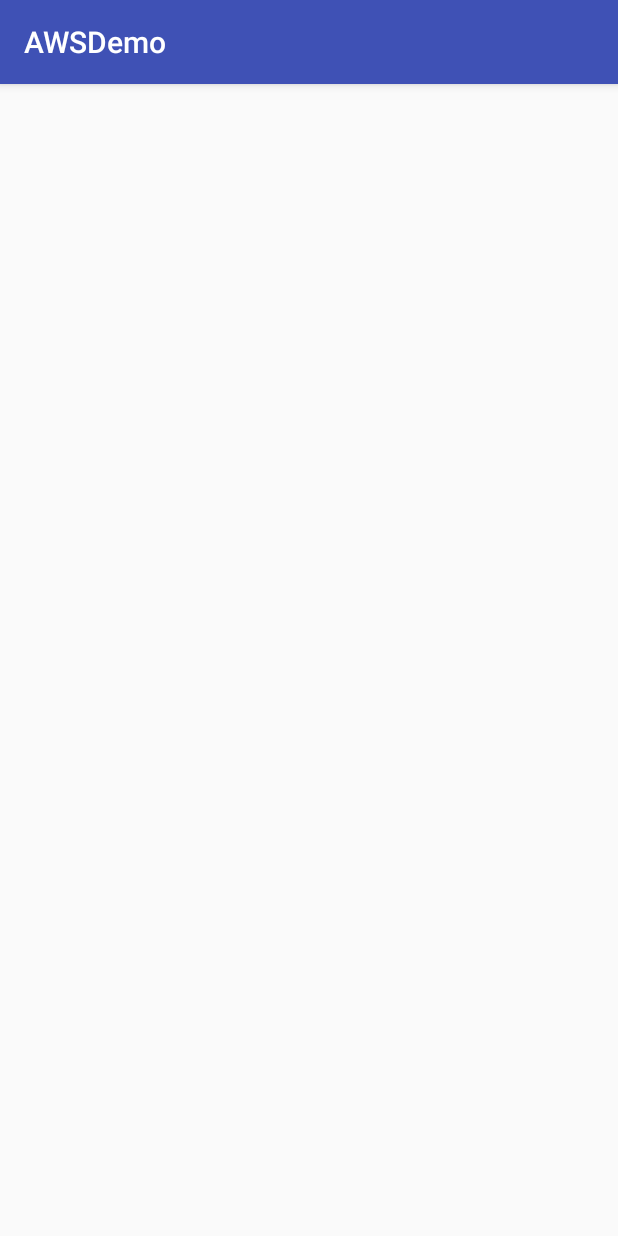
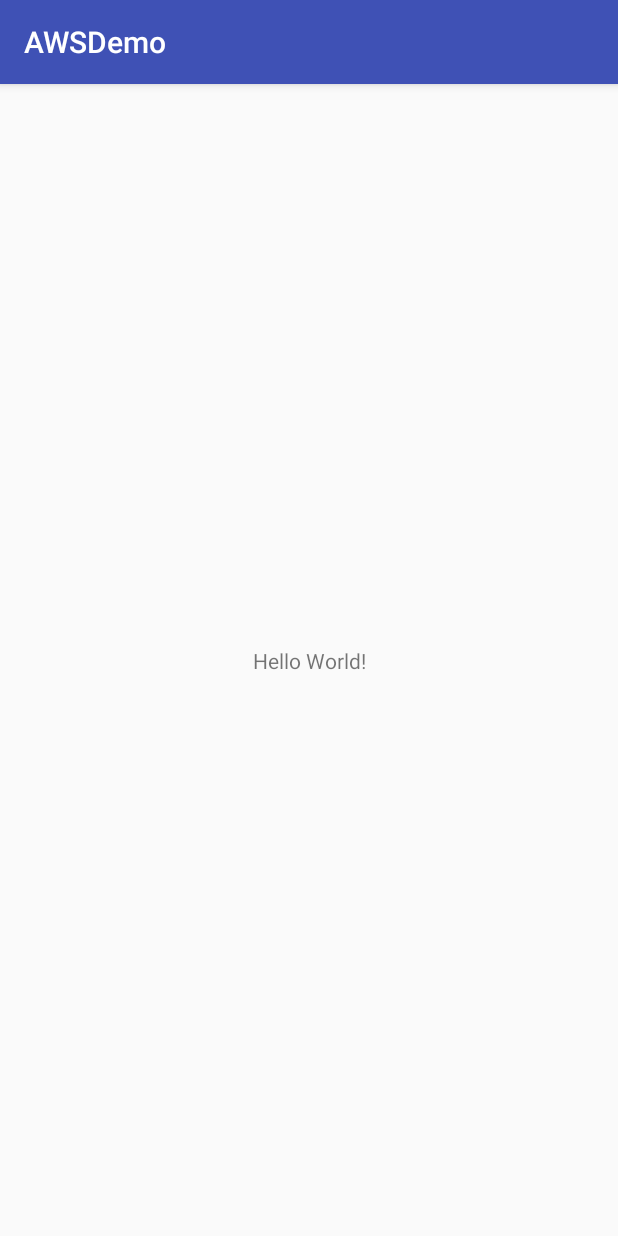
Before and after one commit to tarolechaitanya/AWSDemo, an Android app: the NextActivity screen opened directly, with no data from a screen before it, on a phone screen of 412 x 824 dp. Run offline under Robolectric (Android 15) with nearby library versions, the phone set to English and light mode, and no system bars; libraries missing offline, so code that uses them is left out: com.amazonaws.mobile, com.amazonaws.mobileconnectors, com.google.android.gms; 2 statements that could not run were skipped.

Commit message:
Made changes to implement authentication process using amazon built in classes. Also added push notification code using amazon pns

```diff
--- a/app/build.gradle
+++ b/app/build.gradle
@@ -41,4 +41,7 @@ dependencies {
     implementation 'com.android.support:appcompat-v7:24.+'
     implementation('com.amazonaws:aws-android-sdk-auth-ui:2.6.+@aar') { transitive = true }
 
+
+    implementation 'com.google.android.gms:play-services-iid:11.6.0'
+    implementation 'com.google.android.gms:play-services-gcm:11.6.0'
 }
--- a/app/src/main/java/com/iss247/awsdemo/NextActivity.java
+++ b/app/src/main/java/com/iss247/awsdemo/NextActivity.java
@@ -1,16 +1,99 @@
 package com.iss247.awsdemo;
 
+import android.content.BroadcastReceiver;
+import android.content.Context;
+import android.content.Intent;
+import android.content.IntentFilter;
 import android.os.Bundle;
 import android.support.annotation.Nullable;
+import android.support.v4.content.LocalBroadcastManager;
+import android.support.v7.app.AlertDialog;
 import android.support.v7.app.AppCompatActivity;
+import android.util.Log;
+
+import com.amazonaws.mobile.client.AWSMobileClient;
+import com.amazonaws.mobileconnectors.pinpoint.PinpointConfiguration;
+import com.amazonaws.mobileconnectors.pinpoint.PinpointManager;
+import com.google.android.gms.gcm.GoogleCloudMessaging;
+import com.google.android.gms.iid.InstanceID;
+import com.iss247.awsdemo.services.PushListenerService;
 
 /**
  * Created by chaitanya-iss247 on 11/4/18.
  */
 
 public class NextActivity extends AppCompatActivity {
+
+    public static PinpointManager pinpointManager;
+
     @Override
     protected void onCreate(@Nullable Bundle savedInstanceState) {
         super.onCreate(savedInstanceState);
+        setContentView(R.layout.activity_next);
+
+        if (pinpointManager == null) {
+            PinpointConfiguration pinpointConfiguration = new PinpointConfiguration(getApplicationContext(),
+                    AWSMobileClient.getInstance().getCredentialsProvider(),
+                    AWSMobileClient.getInstance().getConfiguration());
+
+            pinpointManager = new PinpointManager(pinpointConfiguration);
+
+            new Thread(new Runnable() {
+                @Override
+                public void run() {
+                    try {
+                        String deviceToken = InstanceID.getInstance(NextActivity.this).getToken("209550004762", GoogleCloudMessaging.INSTANCE_ID_SCOPE);
+
+                        Log.e("NotError deviceToken: ", deviceToken);
+                    } catch (Exception e) {
+                        e.printStackTrace();
+                    }
+                }
+            }).start();
+            pinpointManager.getSessionClient().startSession();
+        }
     }
+
+    @Override
+    protected void onStop() {
+        super.onStop();
+        // Stop the session and submit the default app started event
+        if (pinpointManager != null) {
+            pinpointManager.getSessionClient().stopSession();
+            pinpointManager.getAnalyticsClient().submitEvents();
+        }
+    }
+
+    @Override
+    protected void onPause() {
+        super.onPause();
+
+        // unregister notification receiver
+        LocalBroadcastManager.getInstance(this).unregisterReceiver(notificationReceiver);
+    }
+
+    @Override
+    protected void onResume() {
+        super.onResume();
+
+        // register notification receiver
+        LocalBroadcastManager.getInstance(this).registerReceiver(notificationReceiver,
+                new IntentFilter(PushListenerService.ACTION_PUSH_NOTIFICATION));
+    }
+
+    private final BroadcastReceiver notificationReceiver = new BroadcastReceiver() {
+        @Override
+        public void onReceive(Context context, Intent intent) {
+            Log.d("NextActivity ", "Received notification from local broadcast. Display it in a dialog.");
+
+            Bundle data = intent.getBundleExtra(PushListenerService.INTENT_SNS_NOTIFICATION_DATA);
+            String message = PushListenerService.getMessage(data);
+
+            new AlertDialog.Builder(NextActivity.this)
+                    .setTitle("Push notification")
+                    .setMessage(message)
+                    .setPositiveButton(android.R.string.ok, null)
+                    .show();
+        }
+    };
 }
--- /dev/null
+++ b/app/src/main/res/layout/activity_next.xml
@@ -0,0 +1,18 @@
+<?xml version="1.0" encoding="utf-8"?>
+<android.support.constraint.ConstraintLayout xmlns:android="http://schemas.android.com/apk/res/android"
+    xmlns:app="http://schemas.android.com/apk/res-auto"
+    xmlns:tools="http://schemas.android.com/tools"
+    android:layout_width="match_parent"
+    android:layout_height="match_parent"
+    tools:context="com.iss247.awsdemo.NextActivity">
+
+    <TextView
+        android:layout_width="wrap_content"
+        android:layout_height="wrap_content"
+        android:text="Hello World!"
+        app:layout_constraintBottom_toBottomOf="parent"
+        app:layout_constraintLeft_toLeftOf="parent"
+        app:layout_constraintRight_toRightOf="parent"
+        app:layout_constraintTop_toTopOf="parent" />
+
+</android.support.constraint.ConstraintLayout>
--- a/build.gradle
+++ b/build.gradle
@@ -8,7 +8,7 @@ buildscript {
     }
     dependencies {
         classpath 'com.android.tools.build:gradle:3.0.0'
-
+        classpath 'com.google.gms:google-services:3.1.1'
 
         // NOTE: Do not place your application dependencies here; they belong
         // in the individual module build.gradle files
```
Also changed, not shown: app/src/main/AndroidManifest.xml (+9 -0 lines), app/src/main/java/com/iss247/awsdemo/MainActivity.java (+0 -21 lines), app/src/main/java/com/iss247/awsdemo/services/PushListenerService.java (added, +75 -0 lines).
